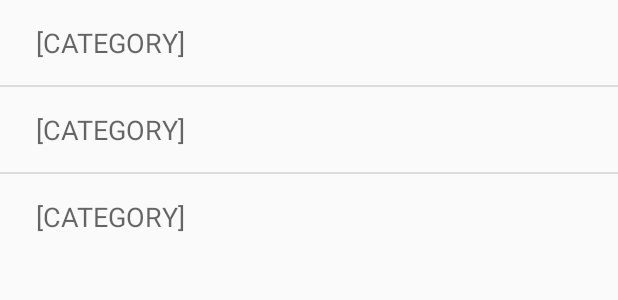
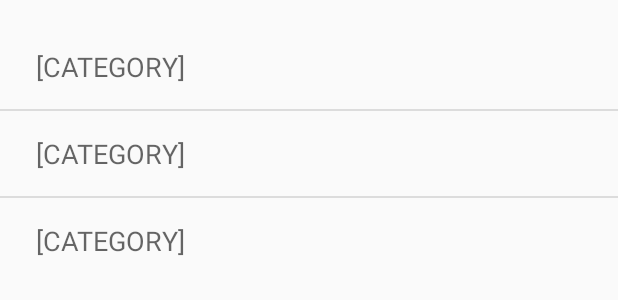
Before and after one commit to awisus/Refugee-Aid, an Android app: the layout fragment_list_kategorie.xml on its own in the app's theme, with its tools: preview values and no code run, on a phone screen of 412 x 824 dp. Shown: the top 300 px of the screen. Run offline under Robolectric (Android 15) with nearby library versions, the phone set to English and light mode, and no system bars.

Commit message:
KLAUE: 13.3.16 - 10

```diff
--- a/app/src/main/java/de/awisus/refugeeaidleipzig/fragment/FragmentKategorieList.java
+++ b/app/src/main/java/de/awisus/refugeeaidleipzig/fragment/FragmentKategorieList.java
@@ -54,6 +54,7 @@ public class FragmentKategorieList extends DialogFragment implements AdapterView
         adapter = new KategorieAdapter(getActivity(), android.R.layout.simple_list_item_1, liste);
 
         listView = (ListView) view.findViewById(android.R.id.list);
+        listView.setDivider(null);
         listView.setAdapter(adapter);
         listView.setOnItemClickListener(this);
 
--- a/app/src/main/res/layout/fragment_list_kategorie.xml
+++ b/app/src/main/res/layout/fragment_list_kategorie.xml
@@ -9,6 +9,7 @@
         android:layout_width="match_parent"
         android:layout_height="wrap_content"
         android:id="@android:id/list"
-        tools:listitem="@layout/entry_kategorie" />
+        tools:listitem="@layout/entry_kategorie"
+        android:layout_marginTop="@dimen/activity_horizontal_margin" />
 
 </LinearLayout>
```
